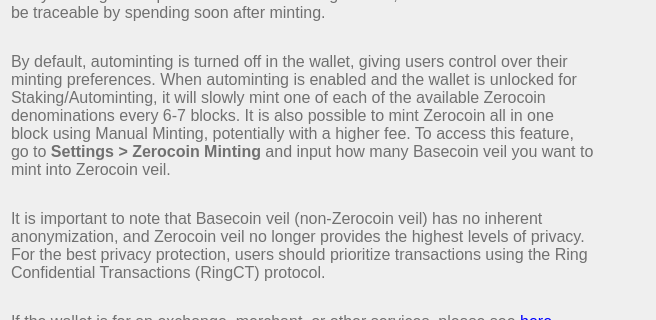
Old version of the form src/qt/veil/forms/settingsfaq04.ui in the repository Veil-Project/veil; both pictures show x 0 to 656 and y 160 to 480 of the 656 by 575 pixel window.
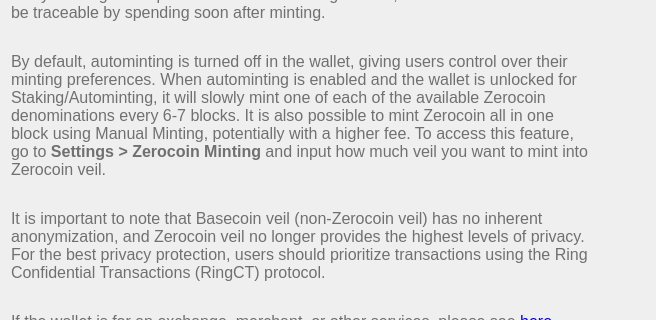
New version of the form.

```diff
--- a/src/qt/veil/forms/settingsfaq04.ui
+++ b/src/qt/veil/forms/settingsfaq04.ui
@@ -33,7 +33,7 @@
       <string notr="true">font-weight:200;</string>
      </property>
      <property name="text">
-      <string>&lt;html&gt;&lt;head/&gt;&lt;body&gt;&lt;p&gt;&lt;span style=&quot;font-weight:600; text-decoration: underline;&quot;&gt;Why are my VEIL unspendable?&lt;/span&gt;&lt;/p&gt;&lt;p&gt;Newly received Veil requires approximately 6 minutes to fully confirm and become mintable (and spendable if using the &quot;Single Non-Autominting Address or Exchange-or-Service&quot; mode).&lt;/p&gt;&lt;p&gt;&lt;br/&gt;Newly minted Zerocoin veil takes around 20 minutes to become spendable. This delay is designed to protect users from &quot;timing attacks,&quot; where transactions could be traceable by spending soon after minting.&lt;/p&gt;&lt;p&gt;&lt;br/&gt;By default, autominting is turned off in the wallet, giving users control over their minting preferences. When autominting is enabled and the wallet is unlocked for Staking/Autominting, it will slowly mint one of each of the available Zerocoin denominations every 6-7 blocks. It is also possible to mint Zerocoin all in one block using Manual Minting, potentially with a higher fee. To access this feature, go to &lt;strong&gt;Settings &gt; Zerocoin Minting&lt;/strong&gt; and input how many Basecoin veil you want to mint into Zerocoin veil.&lt;/p&gt;&lt;p&gt;&lt;br/&gt;It is important to note that Basecoin veil (non-Zerocoin veil) has no inherent anonymization, and Zerocoin veil no longer provides the highest levels of privacy. For the best privacy protection, users should prioritize transactions using the Ring Confidential Transactions (RingCT) protocol.&lt;/p&gt;&lt;p&gt;&lt;br/&gt;If the wallet is for an exchange, merchant, or other services, please see &lt;a target=&quot;_blank&quot; href=&quot;#&quot;&gt;&lt;span style=&quot;text-decoration: underline; color:#0000ff;&quot;&gt;here&lt;/span&gt;&lt;/a&gt;&lt;/p&gt;&lt;/body&gt;&lt;/html&gt;</string>
+      <string>&lt;html&gt;&lt;head/&gt;&lt;body&gt;&lt;p&gt;&lt;span style=&quot;font-weight:600; text-decoration: underline;&quot;&gt;Why are my VEIL unspendable?&lt;/span&gt;&lt;/p&gt;&lt;p&gt;Newly received Veil requires approximately 6 minutes to fully confirm and become mintable (and spendable if using the &quot;Single Non-Autominting Address or Exchange-or-Service&quot; mode).&lt;/p&gt;&lt;p&gt;&lt;br/&gt;Newly minted Zerocoin veil takes around 20 minutes to become spendable. This delay is designed to protect users from &quot;timing attacks,&quot; where transactions could be traceable by spending soon after minting.&lt;/p&gt;&lt;p&gt;&lt;br/&gt;By default, autominting is turned off in the wallet, giving users control over their minting preferences. When autominting is enabled and the wallet is unlocked for Staking/Autominting, it will slowly mint one of each of the available Zerocoin denominations every 6-7 blocks. It is also possible to mint Zerocoin all in one block using Manual Minting, potentially with a higher fee. To access this feature, go to &lt;strong&gt;Settings &gt; Zerocoin Minting&lt;/strong&gt; and input how much veil you want to mint into Zerocoin veil.&lt;/p&gt;&lt;p&gt;&lt;br/&gt;It is important to note that Basecoin veil (non-Zerocoin veil) has no inherent anonymization, and Zerocoin veil no longer provides the highest levels of privacy. For the best privacy protection, users should prioritize transactions using the Ring Confidential Transactions (RingCT) protocol.&lt;/p&gt;&lt;p&gt;&lt;br/&gt;If the wallet is for an exchange, merchant, or other services, please see &lt;a target=&quot;_blank&quot; href=&quot;#&quot;&gt;&lt;span style=&quot;text-decoration: underline; color:#0000ff;&quot;&gt;here&lt;/span&gt;&lt;/a&gt;&lt;/p&gt;&lt;/body&gt;&lt;/html&gt;</string>
      </property>
      <property name="alignment">
       <set>Qt::AlignLeading|Qt::AlignLeft|Qt::AlignTop</set>
```
